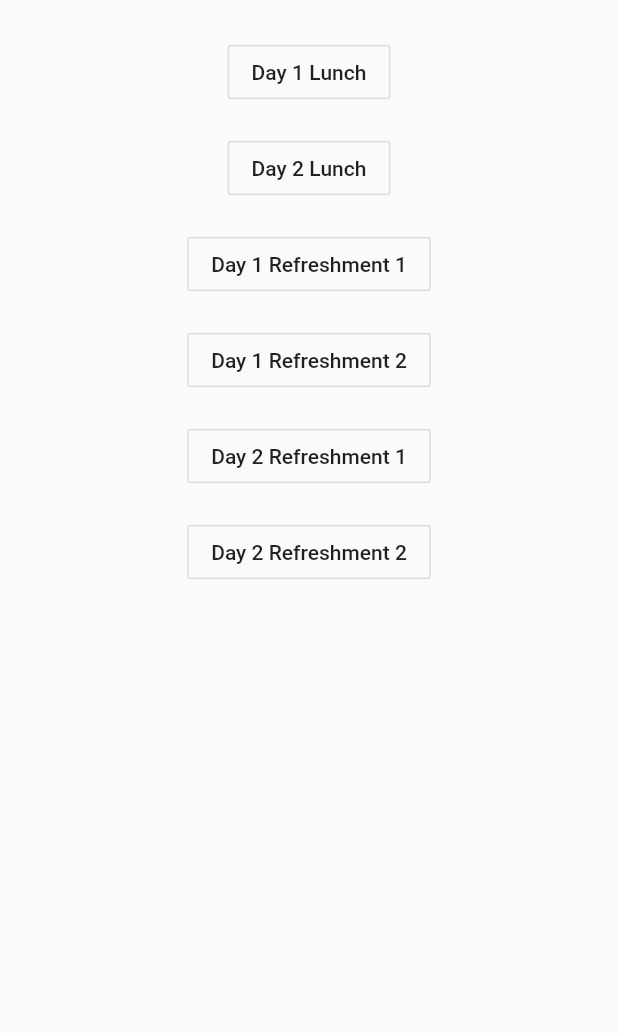
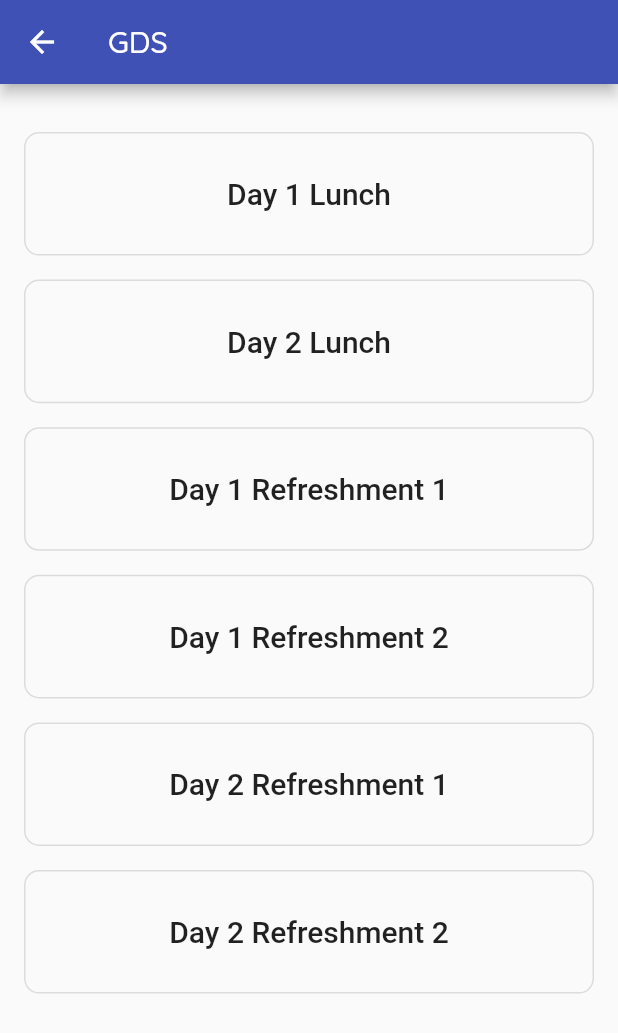
Before and after one commit to RatakondalaArun/Food-Management-client-app, a Flutter app: the Reader screen opened directly, after a tap on "Day 1 Lunch", on a phone screen of 412 x 824 dp. Shown: the top 1033 px of the screen. Run offline on Flutter 3.47's test engine with Material 2 defaults, Android fonts, the phone set to English and light mode, and no system bars; our stand-ins replace toast; missing offline and left inert: barcode_scan, flutter_flexible_toast.

Commit message:
updated error  visual ui -added new depindency for toast -details page is depreciated -details page removed from ui

```diff
--- a/lib/pages/qr_reader.dart
+++ b/lib/pages/qr_reader.dart
@@ -1,13 +1,13 @@
-import 'dart:convert';
 import 'dart:io';
 
 import 'package:barcode_scan/barcode_scan.dart';
 import 'package:flutter/material.dart';
 import 'package:flutter/services.dart';
+// import 'package:flutter_flexible_toast/flutter_flexible_toast.dart';
+import 'package:flutter_flexible_toast/flutter_flexible_toast.dart';
 import 'package:sqldemo/constants/constants.dart';
 import 'package:http/http.dart' as http;
 import 'package:sqldemo/constants/error_codes.dart';
-import 'package:toast/toast.dart';
 
 class QR extends StatelessWidget {
   @override
@@ -27,7 +27,16 @@ class _ReaderState extends State<Reader> {
   Widget build(BuildContext context) {
     //render page
     return Scaffold(
-      body: Container(
+      appBar: AppBar(
+          title: Text(
+        'GDS',
+        style: TextStyle(fontFamily: 'Quicksand'),
+      )),
+      body: SafeArea(
+        top: true,
+        bottom: true,
+        child: Container(
+          padding: EdgeInsets.all(8),
           child: SingleChildScrollView(
             child: Center(
                 child: Column(
@@ -36,6 +45,7 @@ class _ReaderState extends State<Reader> {
                 _modes(),
               ],
             )),
+          ),
         ),
       ),
     );
@@ -66,6 +76,7 @@ class _ReaderState extends State<Reader> {
       setState(() {
         this._scanResultId = result;
       });
+      _sendData(uid: this._scanResultId, mode: mode);
     } on PlatformException catch (e) {
       if (e.code == BarcodeScanner.CameraAccessDenied) {
         setState(() {
@@ -81,7 +92,6 @@ class _ReaderState extends State<Reader> {
         _scanResultId = 'Scanning Cancelled';
       });
     }
-    _sendData(uid: this._scanResultId, mode: mode);
   }
 
   _sendData({String uid, String mode}) async {
@@ -98,38 +108,58 @@ class _ReaderState extends State<Reader> {
       if (response.statusCode == 200) {
         print(response.body);
         // print(jsonDecode(response.body[0]));
-        Toast.show('${_validatingUserId(response.body.toString())}', context,
-            duration: Toast.LENGTH_LONG, gravity: Toast.BOTTOM);
+        _validatingUserId(response.body.toString());
         return;
       } else if (response.statusCode == 500) {
-        Toast.show('There is an error with server!', context,
-            duration: Toast.LENGTH_LONG, gravity: Toast.BOTTOM);
+        _showToast(msg: 'There is an error with server!');
         return;
       } else {
-        Toast.show('There is an unknown error occurred', context,
-            duration: Toast.LENGTH_LONG, gravity: Toast.BOTTOM);
-        print('unable to send data! responsecode = ${response.statusCode}');
+        _showToast(msg: 'There is an unknown error occurred');
       }
     } on FormatException {
       //todo:user dialag
       print('formatexception in qr_reader.dart in _senddata function');
     } on SocketException {
       print('Socket Exception');
-      Toast.show('Check your internet connection', context,
-          duration: Toast.LENGTH_LONG, gravity: Toast.BOTTOM);
+      _showToast(msg: 'Check your internet connection');
       //socketException may occur if user changes
       // from wifi to mobile data while http request is ongoing
     }
   }
 
-  String _validatingUserId(String code) {
+  _validatingUserId(String code) {
     print(code);
-    if (code.contains(ValidationErrors.ERR200)) return 'Updated successfully';
-    if (code.contains(ValidationErrors.ERR380)) return 'Already collected';
-    if (code.contains(ValidationErrors.ERR404_1)) return 'Invalid user';
-    if (code.contains(ValidationErrors.ERR381)) return 'Already taken the food';
-    if (code.contains(ValidationErrors.ERR382)) return 'Miscellaneous error';
-    return 'unknown error occurred';
+    if (code.contains(ValidationErrors.ERR200)) {
+      _showToast(
+          msg: 'Updated successfully',
+          icon: ICON.SUCCESS,
+          bgColor: Colors.green);
+      return;
+    }
+    if (code.contains(ValidationErrors.ERR380)) {
+      _showToast(
+          msg: 'Already collected',
+          icon: ICON.WARNING,
+          bgColor: Colors.redAccent);
+      return;
+    }
+    if (code.contains(ValidationErrors.ERR404_1)) {
+      _showToast(msg: 'Invalid user', icon: ICON.ERROR, bgColor: Colors.red);
+      return;
+    }
+    if (code.contains(ValidationErrors.ERR381)) {
+      _showToast(
+          msg: 'Already taken the food',
+          icon: ICON.INFO,
+          bgColor: Colors.red.withOpacity(0.3));
+      return;
+    }
+    if (code.contains(ValidationErrors.ERR382)) {
+      _showToast(
+          msg: 'Miscellaneous error', icon: ICON.ERROR, bgColor: Colors.red);
+      return;
+    }
+    _showToast(msg: 'unknown error occurred');
   }
 
   //----------------------------------------UI-REUSABLES-----------------------------
@@ -140,10 +170,36 @@ class _ReaderState extends State<Reader> {
   }) {
     return Padding(
       padding: const EdgeInsets.all(8.0),
+      child: SizedBox(
+        width: MediaQuery.of(context).size.width,
+        height: MediaQuery.of(context).size.height / 10,
         child: OutlineButton(
-        child: Text(title),
+          child: Text(
+            title,
+            style: TextStyle(fontSize: 20),
+          ),
           onPressed: () => _scanQr(mode: mode),
+          shape:
+              RoundedRectangleBorder(borderRadius: BorderRadius.circular(10)),
+          splashColor: Colors.lightGreen.withOpacity(0.2),
+          highlightedBorderColor: Colors.green,
+          highlightColor: Colors.white.withOpacity(0),
+        ),
       ),
     );
   }
+
+  void _showToast(
+      {@required String msg, Color bgColor, Color txtColor, ICON icon}) {
+    FlutterFlexibleToast.showToast(
+        message: msg,
+        toastLength: Toast.LENGTH_LONG,
+        toastGravity: ToastGravity.BOTTOM,
+        icon: icon,
+        radius: 100,
+        elevation: 10,
+        textColor: txtColor,
+        backgroundColor: bgColor,
+        timeInSeconds: 2);
   }
+}
```
Also changed, not shown: pubspec.yaml (+9 -6 lines), pubspec.lock. Lines whose indentation alone changed are shown as unchanged.
